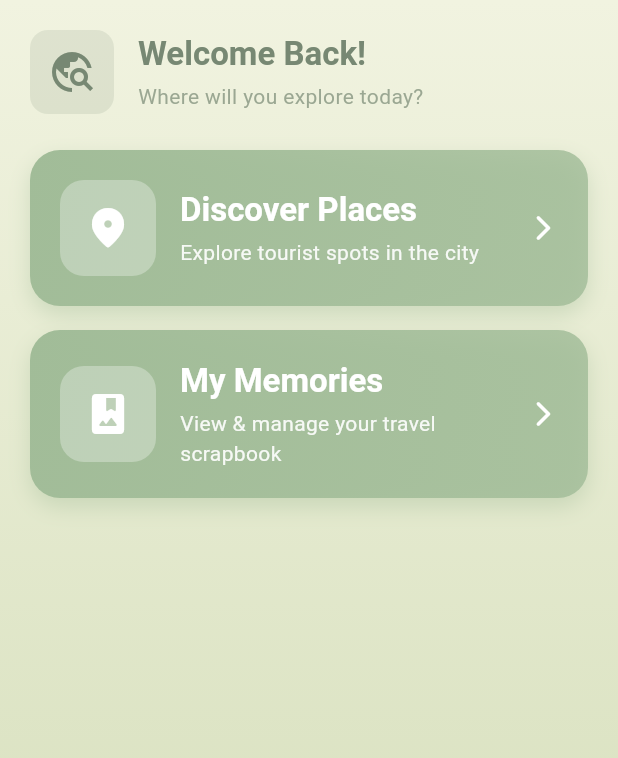
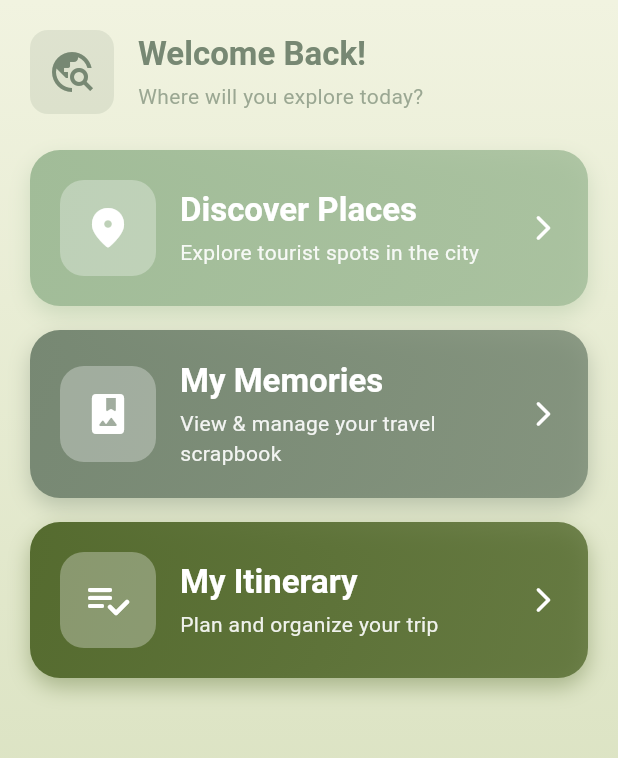
Before and after one commit to AyeshaAbdulRahman/Travel-Mate, a Flutter app: the screen it shows after launch, on a phone screen of 412 x 824 dp, the part 84-842 px from its top. Run offline on Flutter 3.47's test engine with Material 3 defaults, Android fonts, the phone set to English and light mode, and no system bars; our stand-ins replace bloc, equatable, firebase_core, flutter_bloc, hive, hive_flutter and 1 more; accounts and stored records are empty.

Commit message:
Added itinerary functionality

```diff
--- a/lib/app_router.dart
+++ b/lib/app_router.dart
@@ -5,6 +5,8 @@ import 'package:smd_project_travelmate/screens/splash/splash_screen.dart';
 import 'package:smd_project_travelmate/screens/home/home_screen.dart';
 import 'package:smd_project_travelmate/screens/spots/spot_list_screen.dart';
 import 'package:smd_project_travelmate/screens/spots/spot_detail_screen.dart';
+import 'package:smd_project_travelmate/screens/itinerary/itinerary_screen.dart';
+
 
 // Memory Screens
 import 'package:smd_project_travelmate/screens/memories/add_memory_screen.dart';
@@ -18,6 +20,8 @@ import 'package:smd_project_travelmate/models/memory.dart';
 class AppRouter {
   static const String splash = '/';
   static const String home = '/home';
+  static const String itinerary = '/itinerary';
+
 
   // Spots
   static const String spotList = '/spots';
@@ -69,6 +73,9 @@ class AppRouter {
           builder: (_) => MemoryDetailScreen(memory: memory, keyId: keyId),
         );
 
+      case AppRouter.itinerary:
+        return MaterialPageRoute(builder: (_) => const ItineraryScreen());
+
       // Unknown Route
       default:
         return MaterialPageRoute(
--- /dev/null
+++ b/lib/blocs/itinerary/itinerary_event.dart
@@ -0,0 +1,15 @@
+import 'package:smd_project_travelmate/models/itinerary_item.dart';
+
+abstract class ItineraryEvent {}
+
+class LoadItinerary extends ItineraryEvent {}
+
+class AddToItinerary extends ItineraryEvent {
+  final ItineraryItem item;
+  AddToItinerary(this.item);
+}
+
+class ReorderItinerary extends ItineraryEvent {
+  final List<ItineraryItem> updatedList;
+  ReorderItinerary(this.updatedList);
+}
--- /dev/null
+++ b/lib/blocs/itinerary/itinerary_state.dart
@@ -0,0 +1,30 @@
+import 'package:smd_project_travelmate/models/itinerary_item.dart';
+
+enum ItineraryStatus { initial, loading, success }
+
+class ItineraryState {
+  final ItineraryStatus status;
+  final List<ItineraryItem> items;
+
+  ItineraryState({
+    required this.status,
+    required this.items,
+  });
+
+  factory ItineraryState.initial() {
+    return ItineraryState(
+      status: ItineraryStatus.initial,
+      items: const [],
+    );
+  }
+
+  ItineraryState copyWith({
+    ItineraryStatus? status,
+    List<ItineraryItem>? items,
+  }) {
+    return ItineraryState(
+      status: status ?? this.status,
+      items: items ?? this.items,
+    );
+  }
+}
--- a/lib/main.dart
+++ b/lib/main.dart
@@ -19,37 +19,48 @@ import 'package:smd_project_travelmate/theme/app_theme.dart';
 import 'package:smd_project_travelmate/data/repositories/spot_repository.dart';
 import 'package:smd_project_travelmate/data/repositories/location_repository.dart';
 import 'package:smd_project_travelmate/data/repositories/memory_repository.dart';
+import 'package:smd_project_travelmate/data/repositories/itinerary_repository.dart';
 
 // BLOCS
 import 'package:smd_project_travelmate/blocs/spot/spot_bloc.dart';
 import 'package:smd_project_travelmate/blocs/map/map_bloc.dart';
 import 'package:smd_project_travelmate/blocs/memory/memory_bloc.dart';
 import 'package:smd_project_travelmate/blocs/memory/memory_event.dart';
+import 'package:smd_project_travelmate/blocs/itinerary/itinerary_bloc.dart';
 
 void main() async {
   WidgetsFlutterBinding.ensureInitialized();
 
   // ⭐ Initialize Firebase
-  await Firebase.initializeApp(options: DefaultFirebaseOptions.currentPlatform);
+  await Firebase.initializeApp(
+    options: DefaultFirebaseOptions.currentPlatform,
+  );
 
   // ⭐ Initialize Hive
   await Hive.initFlutter();
 
   // ⭐ Register Hive adapters
   Hive.registerAdapter(MemoryAdapter());
+  // If Tag is also stored in Hive and you have a TagAdapter, register it here:
+  // Hive.registerAdapter(TagAdapter());
 
   // ⭐ Initialize repositories
   final spotRepository = SpotRepository();
-  final locationRepository = LocationRepository(spotRepository: spotRepository);
+  final locationRepository =
+      LocationRepository(spotRepository: spotRepository);
 
   // ⭐ MemoryRepository MUST be initialized before bloc
   final memoryRepository = await MemoryRepository.init();
+
+  // ⭐ Itinerary repository (in-memory for now)
+  final itineraryRepository = ItineraryRepository();
 
   runApp(
     TravelMateApp(
       spotRepository: spotRepository,
       locationRepository: locationRepository,
       memoryRepository: memoryRepository,
+      itineraryRepository: itineraryRepository,
     ),
   );
 }
@@ -58,12 +69,14 @@ class TravelMateApp extends StatelessWidget {
   final SpotRepository spotRepository;
   final LocationRepository locationRepository;
   final MemoryRepository memoryRepository;
+  final ItineraryRepository itineraryRepository;
 
   const TravelMateApp({
     super.key,
     required this.spotRepository,
     required this.locationRepository,
     required this.memoryRepository,
+    required this.itineraryRepository,
   });
 
   @override
@@ -71,9 +84,11 @@ class TravelMateApp extends StatelessWidget {
     return MultiBlocProvider(
       providers: [
         // ⭐ SPOT BLOC
-        BlocProvider(create: (_) => SpotBloc(spotRepository: spotRepository)),
+        BlocProvider(
+          create: (_) => SpotBloc(spotRepository: spotRepository),
+        ),
 
-        // ⭐ MAP + SPOTS
+        // ⭐ MAP + SPOTS (safe even if you don't use map screen anymore)
         BlocProvider(
           create: (_) => MapBloc(
             locationRepository: locationRepository,
@@ -84,6 +99,13 @@ class TravelMateApp extends StatelessWidget {
         // ⭐ MEMORY BLOC
         BlocProvider(
           create: (_) => MemoryBloc(memoryRepository)..add(LoadMemories()),
+        ),
+
+        // ⭐ ITINERARY BLOC (NEW)
+        BlocProvider(
+          create: (_) => ItineraryBloc(
+            repository: itineraryRepository,
+          ),
         ),
       ],
       child: MaterialApp(
--- /dev/null
+++ b/lib/models/itinerary_item.dart
@@ -0,0 +1,48 @@
+class ItineraryItem {
+  final String id;
+  final String spotId;
+  final String cityId;
+  final String title;
+  final String imageUrl;
+  final int order;
+
+  ItineraryItem({
+    required this.id,
+    required this.spotId,
+    required this.cityId,
+    required this.title,
+    required this.imageUrl,
+    required this.order,
+  });
+
+  ItineraryItem copyWith({int? order}) {
+    return ItineraryItem(
+      id: id,
+      spotId: spotId,
+      cityId: cityId,
+      title: title,
+      imageUrl: imageUrl,
+      order: order ?? this.order,
+    );
+  }
+
+  Map<String, dynamic> toJson() => {
+        'id': id,
+        'spotId': spotId,
+        'cityId': cityId,
+        'title': title,
+        'imageUrl': imageUrl,
+        'order': order,
+      };
+
+  factory ItineraryItem.fromJson(Map<String, dynamic> json) {
+    return ItineraryItem(
+      id: json['id'] as String,
+      spotId: json['spotId'] as String,
+      cityId: json['cityId'] as String,
+      title: json['title'] as String,
+      imageUrl: json['imageUrl'] as String,
+      order: json['order'] as int,
+    );
+  }
+}
--- a/lib/screens/home/home_screen.dart
+++ b/lib/screens/home/home_screen.dart
@@ -15,8 +15,8 @@ class _HomeScreenState extends State<HomeScreen>
   late List<Animation<double>> _cardAnimations;
   late List<Animation<Offset>> _slideAnimations;
 
-  final int _totalCards =
-      3; // Number of animated cards (Discover, Memories, Info)
+  // Header (0) + Discover (1) + Memories (2) + Itinerary (3) = 4
+  final int _totalCards = 4;
 
   @override
   void initState() {
@@ -26,7 +26,6 @@ class _HomeScreenState extends State<HomeScreen>
       vsync: this,
     );
 
-    // Initialize animations safely
     _cardAnimations = List.generate(
       _totalCards,
       (index) => Tween<double>(begin: 0.0, end: 1.0).animate(
@@ -43,8 +42,10 @@ class _HomeScreenState extends State<HomeScreen>
 
     _slideAnimations = List.generate(
       _totalCards,
-      (index) =>
-          Tween<Offset>(begin: const Offset(0, 0.3), end: Offset.zero).animate(
+      (index) => Tween<Offset>(
+        begin: const Offset(0, 0.3),
+        end: Offset.zero,
+      ).animate(
         CurvedAnimation(
           parent: _controller,
           curve: Interval(
@@ -84,6 +85,8 @@ class _HomeScreenState extends State<HomeScreen>
           children: [
             _buildAnimatedHeader(context, 0),
             const SizedBox(height: 24),
+
+            // Card 1 — Discover Places
             _buildAnimatedExploreCard(
               context: context,
               index: 1,
@@ -92,21 +95,38 @@ class _HomeScreenState extends State<HomeScreen>
               icon: Icons.place_rounded,
               color: const Color(0xFFA1BC98),
               onTap: () {
-                Navigator.of(
-                  context,
-                ).pushNamed(AppRouter.spotList, arguments: sampleCityId);
+                Navigator.of(context).pushNamed(
+                  AppRouter.spotList,
+                  arguments: sampleCityId,
+                );
               },
             ),
             const SizedBox(height: 16),
+
+            // Card 2 — My Memories
             _buildAnimatedExploreCard(
               context: context,
               index: 2,
               title: 'My Memories',
               subtitle: 'View & manage your travel scrapbook',
               icon: Icons.photo_album_rounded,
-              color: const Color(0xFFA1BC98),
+              color: const Color(0xFF778873),
               onTap: () {
                 Navigator.of(context).pushNamed(AppRouter.memoryList);
+              },
+            ),
+            const SizedBox(height: 16),
+
+            // Card 3 — My Itinerary (NEW)
+            _buildAnimatedExploreCard(
+              context: context,
+              index: 3,
+              title: 'My Itinerary',
+              subtitle: 'Plan and organize your trip',
+              icon: Icons.playlist_add_check_rounded,
+              color: const Color(0xFF556B2F),
+              onTap: () {
+                Navigator.of(context).pushNamed(AppRouter.itinerary);
               },
             ),
           ],
@@ -116,7 +136,6 @@ class _HomeScreenState extends State<HomeScreen>
   }
 
   Widget _buildAnimatedHeader(BuildContext context, int index) {
-    // Use index safely with min
     final safeIndex = index.clamp(0, _slideAnimations.length - 1);
     return SlideTransition(
       position: _slideAnimations[safeIndex],
@@ -235,7 +254,10 @@ class _ExploreCardState extends State<_ExploreCard> {
             gradient: LinearGradient(
               begin: Alignment.topLeft,
               end: Alignment.bottomRight,
-              colors: [widget.color, widget.color.withOpacity(0.8)],
+              colors: [
+                widget.color,
+                widget.color.withOpacity(0.8),
+              ],
             ),
             borderRadius: BorderRadius.circular(20),
             boxShadow: [
@@ -254,7 +276,11 @@ class _ExploreCardState extends State<_ExploreCard> {
                   color: Colors.white.withOpacity(0.3),
                   borderRadius: BorderRadius.circular(16),
                 ),
-                child: Icon(widget.icon, size: 32, color: Colors.white),
+                child: Icon(
+                  widget.icon,
+                  size: 32,
+                  color: Colors.white,
+                ),
               ),
               const SizedBox(width: 16),
               Expanded(
```
Also changed, not shown: lib/blocs/itinerary/itinerary_bloc.dart (added, +33 -0 lines), lib/data/repositories/itinerary_repository.dart (added, +22 -0 lines), lib/screens/itinerary/itinerary_screen.dart (added, +163 -0 lines), lib/screens/spots/spot_detail_screen.dart (+88 -8 lines). Lines whose indentation alone changed are shown as unchanged.
